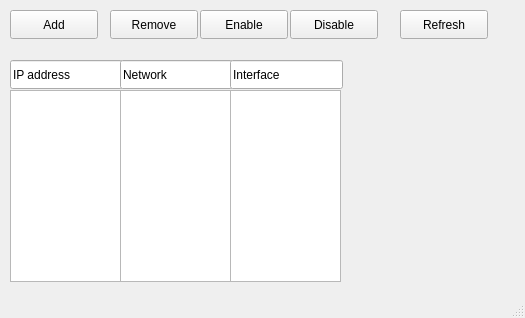
This is loginGUI/ipAddresses.ui in adiosko/mikrotik as Qt 5 draws it before an edit. The edited form follows.
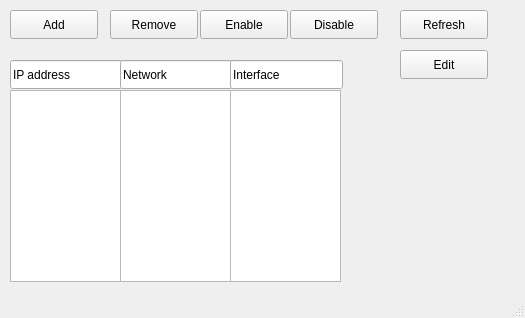
This is the edited form.

Patch:
```diff
--- a/loginGUI/ipAddresses.ui
+++ b/loginGUI/ipAddresses.ui
@@ -148,6 +148,19 @@
      <string>Refresh</string>
     </property>
    </widget>
+   <widget class="QPushButton" name="editButton">
+    <property name="geometry">
+     <rect>
+      <x>400</x>
+      <y>50</y>
+      <width>88</width>
+      <height>29</height>
+     </rect>
+    </property>
+    <property name="text">
+     <string>Edit</string>
+    </property>
+   </widget>
   </widget>
   <widget class="QStatusBar" name="statusbar"/>
  </widget>
```
